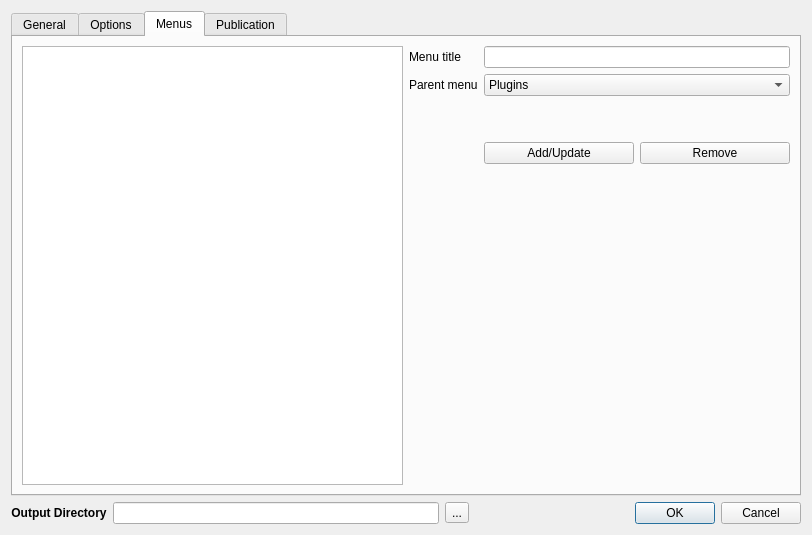
Above: plugincreator/plugincreatordialog.ui from planetfederal/qgis-plugin-template before the change. Below: the same form after it.
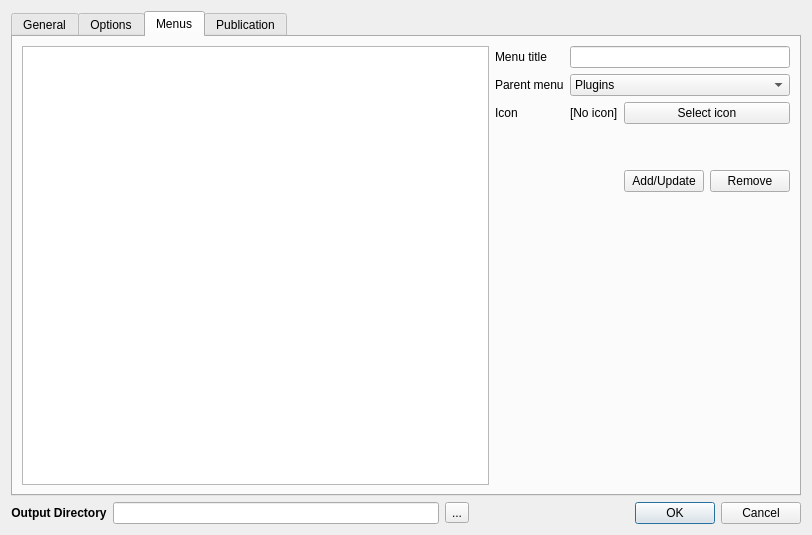
That is the form after the change. The open tabs and pages were chosen to show the change.

Commit message: add option to add icon to menus

The edit to the form file:
```diff
--- a/plugincreator/plugincreatordialog.ui
+++ b/plugincreator/plugincreatordialog.ui
@@ -499,45 +499,6 @@
        </item>
        <item>
         <layout class="QGridLayout" name="gridLayout">
-         <item row="1" column="1">
-          <widget class="QComboBox" name="comboParentMenu">
-           <item>
-            <property name="text">
-             <string>Plugins</string>
-            </property>
-           </item>
-           <item>
-            <property name="text">
-             <string>Database</string>
-            </property>
-           </item>
-           <item>
-            <property name="text">
-             <string>Raster</string>
-            </property>
-           </item>
-           <item>
-            <property name="text">
-             <string>Vector</string>
-            </property>
-           </item>
-           <item>
-            <property name="text">
-             <string>Web</string>
-            </property>
-           </item>
-          </widget>
-         </item>
-         <item row="0" column="1">
-          <widget class="QLineEdit" name="txtMenuTitle"/>
-         </item>
-         <item row="1" column="0">
-          <widget class="QLabel" name="label_3">
-           <property name="text">
-            <string>Parent menu</string>
-           </property>
-          </widget>
-         </item>
          <item row="0" column="0">
           <widget class="QLabel" name="label_2">
            <property name="text">
@@ -545,36 +506,7 @@
            </property>
           </widget>
          </item>
-         <item row="4" column="0">
-          <spacer name="verticalSpacer_5">
-           <property name="orientation">
-            <enum>Qt::Vertical</enum>
-           </property>
-           <property name="sizeHint" stdset="0">
-            <size>
-             <width>20</width>
-             <height>40</height>
-            </size>
-           </property>
-          </spacer>
-         </item>
-         <item row="2" column="0">
-          <spacer name="verticalSpacer_4">
-           <property name="orientation">
-            <enum>Qt::Vertical</enum>
-           </property>
-           <property name="sizeType">
-            <enum>QSizePolicy::Fixed</enum>
-           </property>
-           <property name="sizeHint" stdset="0">
-            <size>
-             <width>20</width>
-             <height>40</height>
-            </size>
-           </property>
-          </spacer>
-         </item>
-         <item row="3" column="1">
+         <item row="4" column="2">
           <layout class="QHBoxLayout" name="horizontalLayout_3">
            <item>
             <widget class="QPushButton" name="btnAddMenu">
@@ -592,6 +524,95 @@
            </item>
           </layout>
          </item>
+         <item row="5" column="0">
+          <spacer name="verticalSpacer_5">
+           <property name="orientation">
+            <enum>Qt::Vertical</enum>
+           </property>
+           <property name="sizeHint" stdset="0">
+            <size>
+             <width>20</width>
+             <height>40</height>
+            </size>
+           </property>
+          </spacer>
+         </item>
+         <item row="1" column="0">
+          <widget class="QLabel" name="label_3">
+           <property name="text">
+            <string>Parent menu</string>
+           </property>
+          </widget>
+         </item>
+         <item row="2" column="2">
+          <widget class="QPushButton" name="btnSelectIcon">
+           <property name="text">
+            <string>Select icon</string>
+           </property>
+          </widget>
+         </item>
+         <item row="3" column="2">
+          <spacer name="verticalSpacer_4">
+           <property name="orientation">
+            <enum>Qt::Vertical</enum>
+           </property>
+           <property name="sizeType">
+            <enum>QSizePolicy::Fixed</enum>
+           </property>
+           <property name="sizeHint" stdset="0">
+            <size>
+             <width>20</width>
+             <height>40</height>
+            </size>
+           </property>
+          </spacer>
+         </item>
+         <item row="2" column="0">
+          <widget class="QLabel" name="label_4">
+           <property name="text">
+            <string>Icon</string>
+           </property>
+          </widget>
+         </item>
+         <item row="2" column="1">
+          <widget class="QLabel" name="labelIcon">
+           <property name="text">
+            <string>[No icon]</string>
+           </property>
+          </widget>
+         </item>
+         <item row="1" column="1" colspan="2">
+          <widget class="QComboBox" name="comboParentMenu">
+           <item>
+            <property name="text">
+             <string>Plugins</string>
+            </property>
+           </item>
+           <item>
+            <property name="text">
+             <string>Database</string>
+            </property>
+           </item>
+           <item>
+            <property name="text">
+             <string>Raster</string>
+            </property>
+           </item>
+           <item>
+            <property name="text">
+             <string>Vector</string>
+            </property>
+           </item>
+           <item>
+            <property name="text">
+             <string>Web</string>
+            </property>
+           </item>
+          </widget>
+         </item>
+         <item row="0" column="1" colspan="2">
+          <widget class="QLineEdit" name="txtMenuTitle"/>
+         </item>
         </layout>
        </item>
       </layout>
```
Left out of the diff: 10 changed lines with no effect on the pictures. The commit also changes 963 other files.
